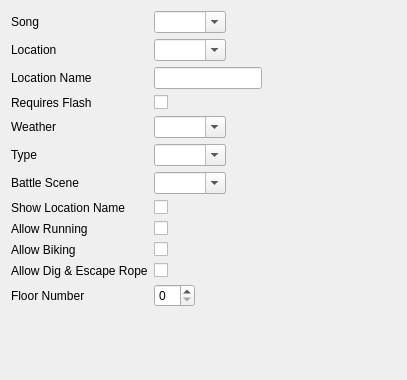
GriffinRichards/porymap, file forms/mapheaderform.ui: the form before one commit.
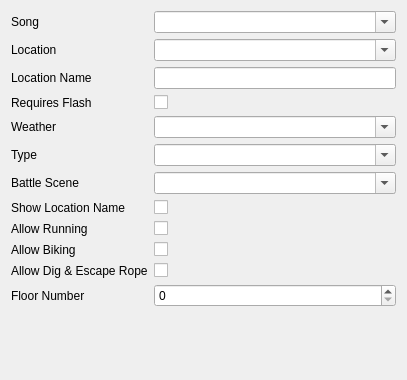
The form after the commit. Custom widgets are drawn as their Qt base class.

Commit message: Allow resizing header tab inputs

Patch:
```diff
--- a/forms/mapheaderform.ui
+++ b/forms/mapheaderform.ui
@@ -17,9 +17,6 @@
    <string>Form</string>
   </property>
   <layout class="QFormLayout" name="formLayout">
-   <property name="fieldGrowthPolicy">
-    <enum>QFormLayout::FieldGrowthPolicy::FieldsStayAtSizeHint</enum>
-   </property>
    <item row="0" column="0">
     <widget class="QLabel" name="label_Song">
      <property name="text">
```
The commit also changes 2 other files.
